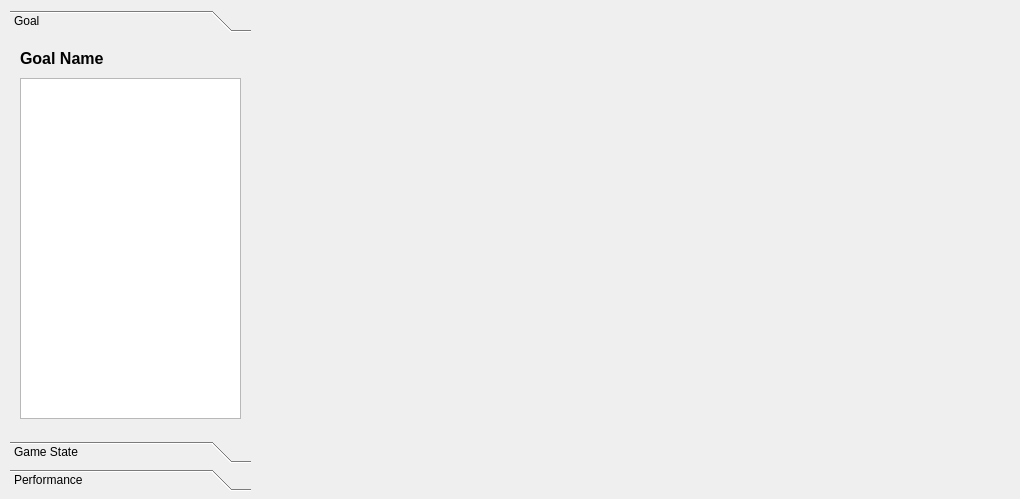
The window that CaseVisualizer/CaseView.ui (MHesham/CaseVisualizer) describes before a commit, drawn with Qt 5.
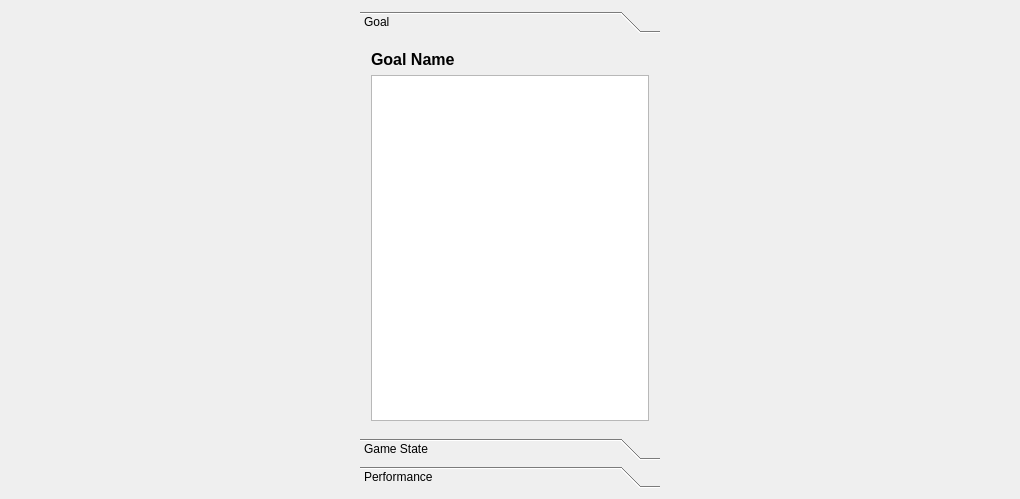
The same window after the commit. The open tabs and pages were chosen to show the change.

Commit message: Make visualizer show maximized and improve its layout

The edit to the form file:
```diff
--- a/CaseVisualizer/CaseView.ui
+++ b/CaseVisualizer/CaseView.ui
@@ -13,39 +13,22 @@
   <property name="windowTitle">
    <string>CaseView</string>
   </property>
-  <widget class="QFrame" name="frmPlanView">
-   <property name="geometry">
-    <rect>
-     <x>260</x>
-     <y>10</y>
-     <width>751</width>
-     <height>480</height>
-    </rect>
-   </property>
+  <layout class="QGridLayout" name="gridLayout">
+   <item row="0" column="0">
+    <layout class="QHBoxLayout" name="horizontalLayout">
+     <item>
+      <widget class="QToolBox" name="toolBox">
    <property name="sizePolicy">
-    <sizepolicy hsizetype="Fixed" vsizetype="Fixed">
+        <sizepolicy hsizetype="Fixed" vsizetype="Preferred">
      <horstretch>0</horstretch>
      <verstretch>0</verstretch>
     </sizepolicy>
    </property>
-   <property name="focusPolicy">
-    <enum>Qt::NoFocus</enum>
-   </property>
-   <property name="frameShape">
-    <enum>QFrame::NoFrame</enum>
-   </property>
-   <property name="frameShadow">
-    <enum>QFrame::Plain</enum>
-   </property>
-  </widget>
-  <widget class="QToolBox" name="toolBox">
-   <property name="geometry">
-    <rect>
-     <x>10</x>
-     <y>10</y>
-     <width>241</width>
-     <height>481</height>
-    </rect>
+       <property name="minimumSize">
+        <size>
+         <width>300</width>
+         <height>0</height>
+        </size>
    </property>
    <property name="frameShadow">
     <enum>QFrame::Plain</enum>
@@ -58,64 +41,16 @@
      <rect>
       <x>0</x>
       <y>0</y>
-      <width>241</width>
-      <height>400</height>
+          <width>300</width>
+          <height>382</height>
      </rect>
     </property>
     <attribute name="label">
      <string>Goal</string>
     </attribute>
-    <widget class="QTableWidget" name="tblParameters">
-     <property name="geometry">
-      <rect>
-       <x>10</x>
-       <y>40</y>
-       <width>221</width>
-       <height>341</height>
-      </rect>
-     </property>
-     <property name="font">
-      <font>
-       <family>Tahoma</family>
-       <pointsize>8</pointsize>
-       <weight>50</weight>
-       <italic>false</italic>
-       <bold>false</bold>
-       <underline>false</underline>
-       <strikeout>false</strikeout>
-      </font>
-     </property>
-     <property name="frameShape">
-      <enum>QFrame::StyledPanel</enum>
-     </property>
-     <property name="frameShadow">
-      <enum>QFrame::Plain</enum>
-     </property>
-     <property name="editTriggers">
-      <set>QAbstractItemView::NoEditTriggers</set>
-     </property>
-     <property name="selectionBehavior">
-      <enum>QAbstractItemView::SelectRows</enum>
-     </property>
-     <property name="showGrid">
-      <bool>false</bool>
-     </property>
-     <property name="gridStyle">
-      <enum>Qt::NoPen</enum>
-     </property>
-     <property name="cornerButtonEnabled">
-      <bool>false</bool>
-     </property>
-    </widget>
+        <layout class="QGridLayout" name="gridLayout_2">
+         <item row="0" column="0">
     <widget class="QLabel" name="lblGoalName">
-     <property name="geometry">
-      <rect>
-       <x>10</x>
-       <y>10</y>
-       <width>151</width>
-       <height>20</height>
-      </rect>
-     </property>
      <property name="font">
       <font>
        <family>MS Shell Dlg 2</family>
@@ -134,14 +69,52 @@
       <enum>Qt::AutoText</enum>
      </property>
     </widget>
+         </item>
+         <item row="1" column="0">
+          <widget class="QTableWidget" name="tblParameters">
+           <property name="font">
+            <font>
+             <family>Tahoma</family>
+             <pointsize>8</pointsize>
+             <weight>50</weight>
+             <italic>false</italic>
+             <bold>false</bold>
+             <underline>false</underline>
+             <strikeout>false</strikeout>
+            </font>
+           </property>
+           <property name="frameShape">
+            <enum>QFrame::StyledPanel</enum>
+           </property>
+           <property name="frameShadow">
+            <enum>QFrame::Plain</enum>
+           </property>
+           <property name="editTriggers">
+            <set>QAbstractItemView::NoEditTriggers</set>
+           </property>
+           <property name="selectionBehavior">
+            <enum>QAbstractItemView::SelectRows</enum>
+           </property>
+           <property name="showGrid">
+            <bool>false</bool>
+           </property>
+           <property name="gridStyle">
+            <enum>Qt::NoPen</enum>
+           </property>
+           <property name="cornerButtonEnabled">
+            <bool>false</bool>
+           </property>
+          </widget>
+         </item>
+        </layout>
    </widget>
    <widget class="QWidget" name="Game State">
     <property name="geometry">
      <rect>
       <x>0</x>
       <y>0</y>
-      <width>241</width>
-      <height>400</height>
+          <width>300</width>
+          <height>382</height>
      </rect>
     </property>
     <attribute name="label">
@@ -262,6 +235,13 @@
     </widget>
    </widget>
   </widget>
+     </item>
+     <item>
+      <layout class="QGridLayout" name="planViewLayout"/>
+     </item>
+    </layout>
+   </item>
+  </layout>
  </widget>
  <layoutdefault spacing="6" margin="11"/>
  <resources/>
```
Left out of the diff: 18 changed lines with no effect on the pictures. Lines whose indentation alone changed are shown as unchanged. The commit also changes 9 other files.
